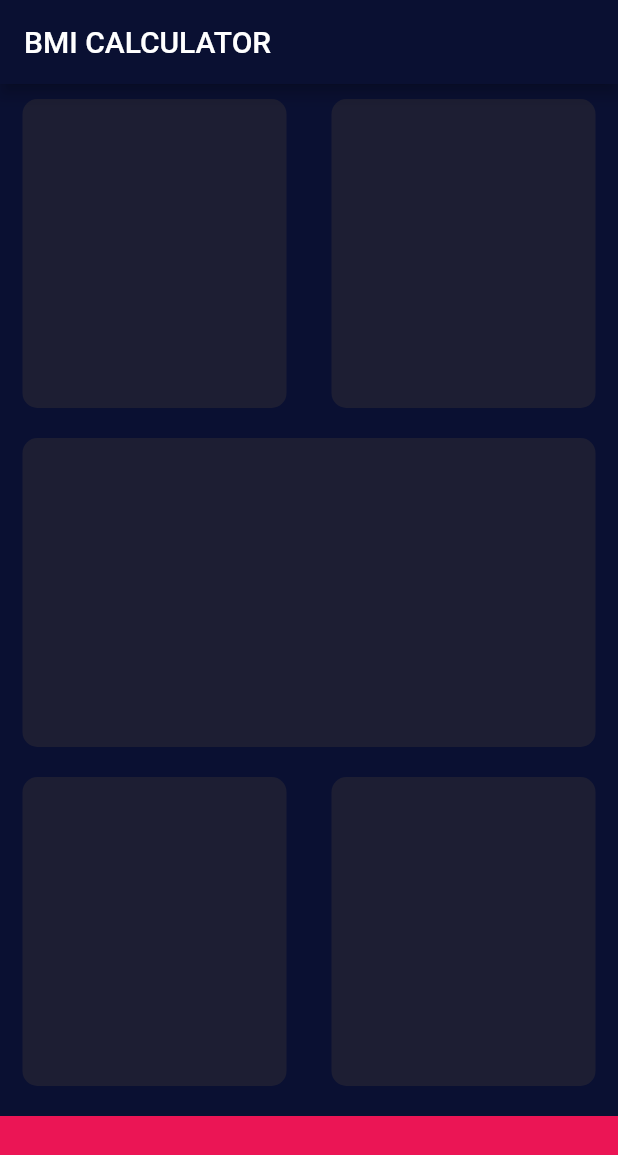
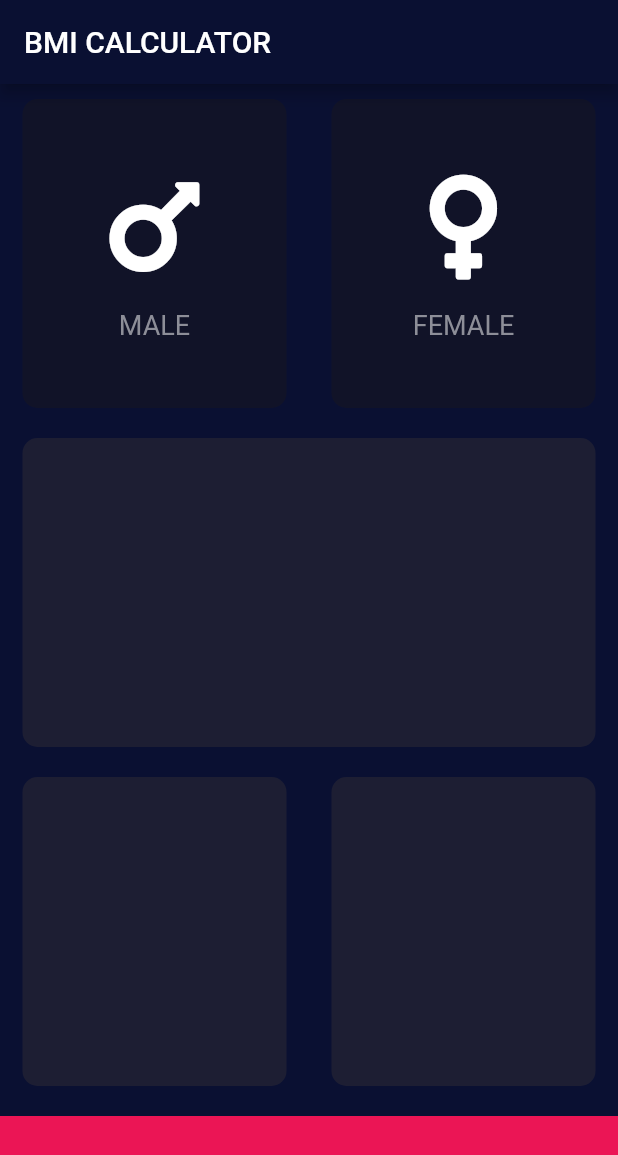
Before and after one commit to Syamgith/BMI-Calculator-flutter, a Flutter app: the screen it shows after launch, on a phone screen of 412 x 824 dp. Shown: the top 1155 px of the screen. Run offline on Flutter 3.47's test engine with Material 2 defaults, Android fonts, the phone set to English and light mode, and no system bars; our stand-ins replace font_awesome_flutter.

Commit message:
created custom widget for icons gesture detected

```diff
--- /dev/null
+++ b/lib/icon_content.dart
@@ -0,0 +1,26 @@
+import 'package:flutter/material.dart';
+
+class IconContent extends StatelessWidget {
+  IconContent({this.icon, this.label});
+  final String label;
+  final IconData icon;
+  @override
+  Widget build(BuildContext context) {
+    return Column(
+      mainAxisAlignment: MainAxisAlignment.center,
+      children: <Widget>[
+        Icon(
+          icon,
+          size: 80.0,
+        ),
+        SizedBox(
+          height: 15.0,
+        ),
+        Text(
+          label,
+          style: TextStyle(fontSize: 18.0, color: Color(0xFF8D8E98)),
+        ),
+      ],
+    );
+  }
+}
--- a/lib/input_page.dart
+++ b/lib/input_page.dart
@@ -1,6 +1,11 @@
+import 'package:bmi_calculator/reusable_card.dart';
 import 'package:flutter/material.dart';
+import 'package:font_awesome_flutter/font_awesome_flutter.dart';
 
-const inactiveCardColor = Color(0xFF1D1E33);
+import 'icon_content.dart';
+
+const activeCardColor = Color(0xFF1D1E33);
+const inactiveCardColor = Color(0xFF111328);
 const bottomContainerColor = Color(0xFFEB1555);
 const bottomContainerHeight = 80.0;
 
@@ -10,6 +15,27 @@ class InputPage extends StatefulWidget {
 }
 
 class _InputPageState extends State<InputPage> {
+  Color maleCardColor = inactiveCardColor;
+  Color femaleCardColor = inactiveCardColor;
+  //male = 1 , female = 2;
+  void updateColor(int gender) {
+    if (gender == 1) {
+      if (maleCardColor == inactiveCardColor) {
+        maleCardColor = activeCardColor;
+        femaleCardColor = inactiveCardColor;
+      } else {
+        maleCardColor = inactiveCardColor;
+      }
+    } else if (gender == 2) {
+      if (femaleCardColor == inactiveCardColor) {
+        femaleCardColor = activeCardColor;
+        maleCardColor = inactiveCardColor;
+      } else {
+        femaleCardColor = inactiveCardColor;
+      }
+    }
+  }
+
   @override
   Widget build(BuildContext context) {
     return Scaffold(
@@ -23,27 +49,51 @@ class _InputPageState extends State<InputPage> {
               child: Row(
                 children: <Widget>[
                   Expanded(
-                    child: Reusablecard(colour: inactiveCardColor),
+                    child: GestureDetector(
+                      onTap: () {
+                        setState(() {
+                          updateColor(1);
+                        });
+                      },
+                      child: Reusablecard(
+                        colour: maleCardColor,
+                        cardChild: IconContent(
+                          icon: FontAwesomeIcons.mars,
+                          label: 'MALE',
+                        ),
+                      ),
+                    ),
                   ),
                   Expanded(
-                    child: Reusablecard(colour: inactiveCardColor),
+                    child: GestureDetector(
+                      onTap: () {
+                        setState(() {
+                          updateColor(2);
+                        });
+                      },
+                      child: Reusablecard(
+                        colour: femaleCardColor,
+                        cardChild: IconContent(
+                            icon: FontAwesomeIcons.venus, label: 'FEMALE'),
+                      ),
+                    ),
                   ),
                 ],
               ),
             ),
             Expanded(
               flex: 1,
-              child: Reusablecard(colour: inactiveCardColor),
+              child: Reusablecard(colour: activeCardColor),
             ),
             Expanded(
               flex: 1,
               child: Row(
                 children: <Widget>[
                   Expanded(
-                    child: Reusablecard(colour: inactiveCardColor),
+                    child: Reusablecard(colour: activeCardColor),
                   ),
                   Expanded(
-                    child: Reusablecard(colour: inactiveCardColor),
+                    child: Reusablecard(colour: activeCardColor),
                   ),
                 ],
               ),
@@ -58,18 +108,3 @@ class _InputPageState extends State<InputPage> {
         ));
   }
 }
-
-class Reusablecard extends StatelessWidget {
-  Reusablecard({@required this.colour});
-  final Color colour;
-  @override
-  Widget build(BuildContext context) {
-    return Container(
-      margin: EdgeInsets.fromLTRB(15.0, 10.0, 15.0, 10.0),
-      decoration: BoxDecoration(
-        borderRadius: BorderRadius.circular(10.0),
-        color: colour,
-      ),
-    );
-  }
-}
--- /dev/null
+++ b/lib/reusable_card.dart
@@ -0,0 +1,19 @@
+import 'package:flutter/material.dart';
+
+class Reusablecard extends StatelessWidget {
+  Reusablecard({@required this.colour, this.cardChild});
+  final Color colour;
+  final Widget cardChild;
+
+  @override
+  Widget build(BuildContext context) {
+    return Container(
+      child: cardChild,
+      margin: EdgeInsets.fromLTRB(15.0, 10.0, 15.0, 10.0),
+      decoration: BoxDecoration(
+        borderRadius: BorderRadius.circular(10.0),
+        color: colour,
+      ),
+    );
+  }
+}
--- a/pubspec.yaml
+++ b/pubspec.yaml
@@ -11,7 +11,7 @@ dependencies:
     sdk: flutter
 
   cupertino_icons: ^0.1.2
-
+  font_awesome_flutter: ^8.8.1
 dev_dependencies:
   flutter_test:
     sdk: flutter
```
